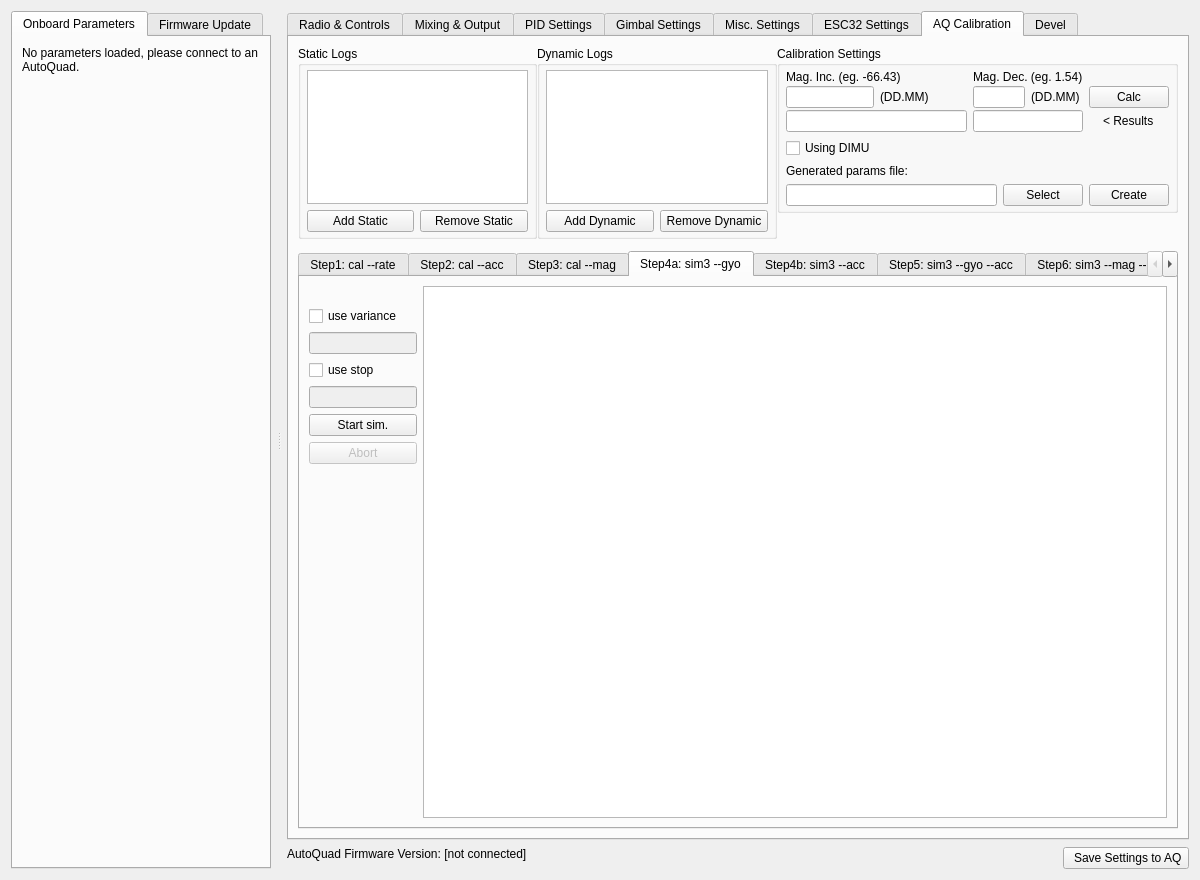
This is src/ui/qgcautoquad.ui in mpaperno/qgroundcontrol_aq as Qt 5 draws it before an edit. The edited form follows.
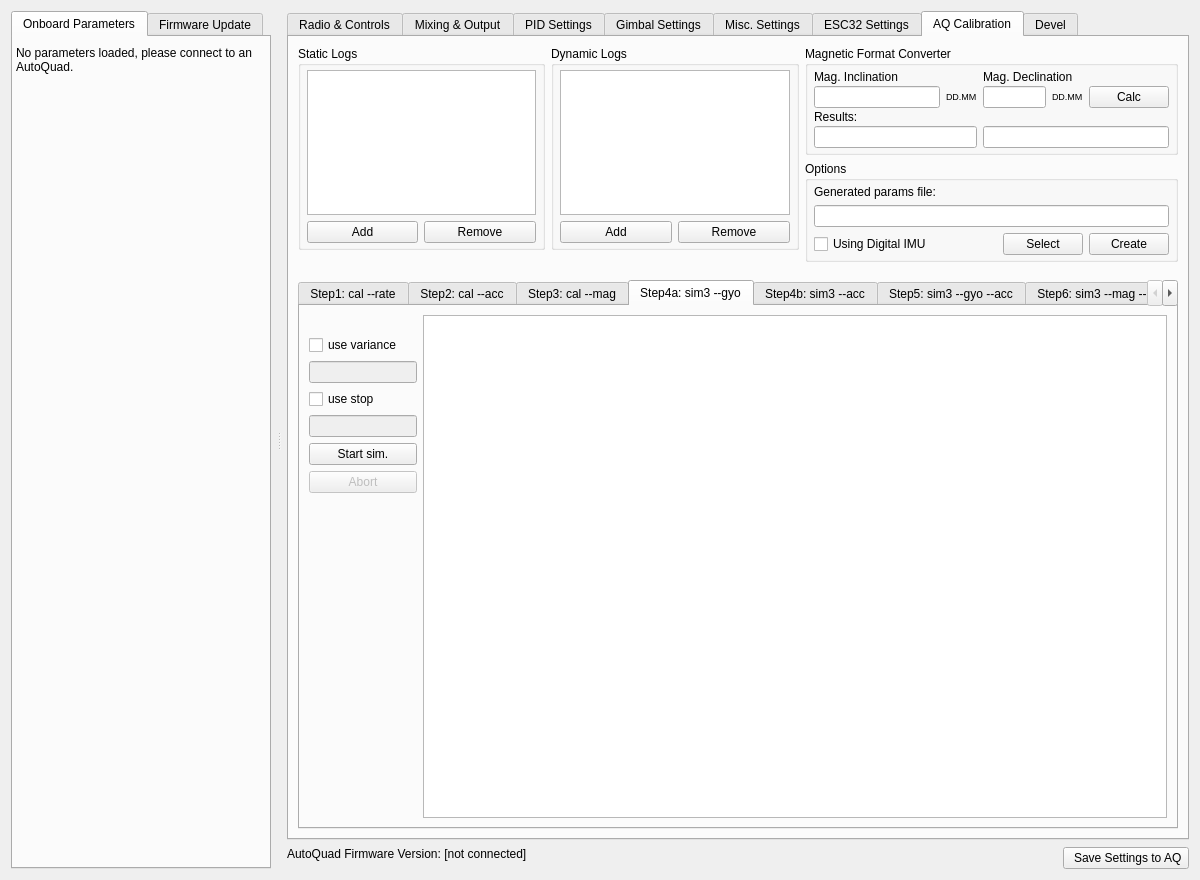
This is the edited form. The open tabs and pages were chosen to show the change. Icons and pictures are not drawn.

Commit message: Fix fw flashing; Save flashing/esc serial port selections; Change fw type detection; Show fw flash command line; Compact esc32 and calibrations layouts.

The edit to the form file:
```diff
--- a/src/ui/qgcautoquad.ui
+++ b/src/ui/qgcautoquad.ui
@@ -61,6 +61,18 @@
         <string>Onboard Parameters</string>
        </attribute>
        <layout class="QVBoxLayout" name="tabLayout_paramHandler">
+        <property name="spacing">
+         <number>0</number>
+        </property>
+        <property name="leftMargin">
+         <number>3</number>
+        </property>
+        <property name="rightMargin">
+         <number>3</number>
+        </property>
+        <property name="bottomMargin">
+         <number>4</number>
+        </property>
         <item alignment="Qt::AlignTop">
          <widget class="QLabel" name="label_params_no_aq">
           <property name="sizePolicy">
@@ -8179,15 +8191,21 @@
           <attribute name="title">
            <string>AQ Calibration</string>
           </attribute>
-          <layout class="QGridLayout" name="gridLayout_10" rowstretch="1,3">
+          <layout class="QGridLayout" name="gridLayout_10" rowstretch="0,0,0,0,0,1">
            <property name="verticalSpacing">
             <number>12</number>
            </property>
-           <item row="1" column="0">
+           <item row="5" column="0">
             <widget class="QTabWidget" name="tabWidget_Parameter">
              <property name="enabled">
               <bool>true</bool>
              </property>
+             <property name="sizePolicy">
+              <sizepolicy hsizetype="Expanding" vsizetype="Preferred">
+               <horstretch>0</horstretch>
+               <verstretch>0</verstretch>
+              </sizepolicy>
+             </property>
              <property name="currentIndex">
               <number>0</number>
              </property>
@@ -8359,6 +8377,12 @@
                    </property>
                    <item>
                     <widget class="QCheckBox" name="checkBox_sim3_4_var_1">
+                     <property name="sizePolicy">
+                      <sizepolicy hsizetype="Maximum" vsizetype="Fixed">
+                       <horstretch>0</horstretch>
+                       <verstretch>0</verstretch>
+                      </sizepolicy>
+                     </property>
                      <property name="text">
                       <string>use variance</string>
                      </property>
@@ -8370,7 +8394,7 @@
                       <bool>false</bool>
                      </property>
                      <property name="sizePolicy">
-                      <sizepolicy hsizetype="Fixed" vsizetype="Fixed">
+                      <sizepolicy hsizetype="Maximum" vsizetype="Fixed">
                        <horstretch>0</horstretch>
                        <verstretch>0</verstretch>
                       </sizepolicy>
@@ -8382,6 +8406,12 @@
                      <property name="enabled">
                       <bool>true</bool>
                      </property>
+                     <property name="sizePolicy">
+                      <sizepolicy hsizetype="Maximum" vsizetype="Fixed">
+                       <horstretch>0</horstretch>
+                       <verstretch>0</verstretch>
+                      </sizepolicy>
+                     </property>
                      <property name="text">
                       <string>use stop</string>
                      </property>
@@ -8393,7 +8423,7 @@
                       <bool>false</bool>
                      </property>
                      <property name="sizePolicy">
-                      <sizepolicy hsizetype="Fixed" vsizetype="Fixed">
+                      <sizepolicy hsizetype="Maximum" vsizetype="Fixed">
                        <horstretch>0</horstretch>
                        <verstretch>0</verstretch>
                       </sizepolicy>
@@ -8409,6 +8439,12 @@
                    </property>
                    <item>
                     <widget class="QPushButton" name="pushButton_start_sim1">
+                     <property name="sizePolicy">
+                      <sizepolicy hsizetype="Preferred" vsizetype="Fixed">
+                       <horstretch>0</horstretch>
+                       <verstretch>0</verstretch>
+                      </sizepolicy>
+                     </property>
                      <property name="text">
                       <string>Start sim.</string>
                      </property>
@@ -8419,6 +8455,12 @@
                      <property name="enabled">
                       <bool>false</bool>
                      </property>
+                     <property name="sizePolicy">
+                      <sizepolicy hsizetype="Preferred" vsizetype="Fixed">
+                       <horstretch>0</horstretch>
+                       <verstretch>0</verstretch>
+                      </sizepolicy>
+                     </property>
                      <property name="text">
                       <string>Abort</string>
                      </property>
@@ -8825,13 +8867,29 @@
              </widget>
             </widget>
            </item>
-           <item row="0" column="0">
-            <layout class="QHBoxLayout" name="horizontalLayout_24">
-             <property name="sizeConstraint">
-              <enum>QLayout::SetFixedSize</enum>
+           <item row="0" column="0" rowspan="3">
+            <widget class="QWidget" name="widget_gen_param_top" native="true">
+             <property name="sizePolicy">
+              <sizepolicy hsizetype="Preferred" vsizetype="Maximum">
+               <horstretch>0</horstretch>
+               <verstretch>0</verstretch>
+              </sizepolicy>
              </property>
-             <item alignment="Qt::AlignTop">
-              <widget class="QGroupBox" name="groupBox_staticFiles">
+             <layout class="QGridLayout" name="gridLayout_18">
+              <property name="leftMargin">
+               <number>0</number>
+              </property>
+              <property name="topMargin">
+               <number>0</number>
+              </property>
+              <property name="rightMargin">
+               <number>0</number>
+              </property>
+              <property name="bottomMargin">
+               <number>0</number>
+              </property>
+              <item row="1" column="2" alignment="Qt::AlignBottom">
+               <widget class="QGroupBox" name="groupBox_gen_param_opts">
                <property name="sizePolicy">
                 <sizepolicy hsizetype="Preferred" vsizetype="Maximum">
                  <horstretch>0</horstretch>
@@ -8839,9 +8897,9 @@
                 </sizepolicy>
                </property>
                <property name="title">
-                <string>Static Logs</string>
-               </property>
-               <layout class="QGridLayout" name="gridLayout_6">
+                 <string>Options</string>
+                </property>
+                <layout class="QGridLayout" name="gridLayout_11">
                 <property name="leftMargin">
                  <number>6</number>
                 </property>
@@ -8854,85 +8912,84 @@
                 <property name="bottomMargin">
                  <number>4</number>
                 </property>
-                <item row="0" column="0" rowspan="2" colspan="2" alignment="Qt::AlignTop">
-                 <widget class="QListWidget" name="listWidgetStatic">
+                 <item row="2" column="0">
+                  <widget class="QCheckBox" name="checkBox_DIMU">
                   <property name="sizePolicy">
-                   <sizepolicy hsizetype="Expanding" vsizetype="Preferred">
+                    <sizepolicy hsizetype="Preferred" vsizetype="Fixed">
                     <horstretch>0</horstretch>
                     <verstretch>0</verstretch>
                    </sizepolicy>
                   </property>
-                 </widget>
-                </item>
-                <item row="2" column="0">
-                 <widget class="QPushButton" name="pushButton_Add_Static">
+                   <property name="toolTip">
+                    <string>&lt;html&gt;&lt;head/&gt;&lt;body&gt;&lt;p&gt;Check this box if calibrating for Digital IMU.&lt;/p&gt;&lt;/body&gt;&lt;/html&gt;</string>
+                   </property>
                   <property name="text">
-                   <string>Add Static</string>
+                    <string>Using Digital IMU</string>
                   </property>
                  </widget>
                 </item>
-                <item row="2" column="1">
-                 <widget class="QPushButton" name="pushButton_Remov_Static">
-                  <property name="text">
-                   <string>Remove Static</string>
+                 <item row="1" column="0" colspan="3">
+                  <widget class="QLineEdit" name="lineEdit_user_param_file">
+                   <property name="sizePolicy">
+                    <sizepolicy hsizetype="Preferred" vsizetype="Fixed">
+                     <horstretch>0</horstretch>
+                     <verstretch>0</verstretch>
+                    </sizepolicy>
                   </property>
                  </widget>
                 </item>
-               </layout>
-              </widget>
-             </item>
-             <item alignment="Qt::AlignTop">
-              <widget class="QGroupBox" name="groupBox_dynamicFiles">
+                 <item row="0" column="0" colspan="3">
+                  <widget class="QLabel" name="label_2">
                <property name="sizePolicy">
-                <sizepolicy hsizetype="Preferred" vsizetype="Maximum">
+                    <sizepolicy hsizetype="Preferred" vsizetype="Fixed">
                  <horstretch>0</horstretch>
                  <verstretch>0</verstretch>
                 </sizepolicy>
                </property>
-               <property name="title">
-                <string>Dynamic Logs</string>
-               </property>
-               <layout class="QGridLayout" name="gridLayout_7">
-                <property name="leftMargin">
-                 <number>6</number>
-                </property>
-                <property name="topMargin">
-                 <number>4</number>
-                </property>
-                <property name="rightMargin">
-                 <number>6</number>
-                </property>
-                <property name="bottomMargin">
-                 <number>4</number>
-                </property>
-                <item row="2" column="1">
-                 <widget class="QPushButton" name="pushButton_Remove_Dynamic">
+                   <property name="text">
+                    <string>Generated params file:</string>
+                   </property>
+                   <property name="buddy">
+                    <cstring>groupBox_gen_param_opts</cstring>
+                   </property>
+                  </widget>
+                 </item>
+                 <item row="2" column="2">
+                  <widget class="QPushButton" name="pushButton_Create_params_file_user">
+                   <property name="sizePolicy">
+                    <sizepolicy hsizetype="Fixed" vsizetype="Fixed">
+                     <horstretch>0</horstretch>
+                     <verstretch>0</verstretch>
+                    </sizepolicy>
+                   </property>
+                   <property name="toolTip">
+                    <string>&lt;html&gt;&lt;head/&gt;&lt;body&gt;&lt;p&gt;Create a new .params file.&lt;/p&gt;&lt;/body&gt;&lt;/html&gt;</string>
+                   </property>
                   <property name="text">
-                   <string>Remove Dynamic</string>
+                    <string>Create</string>
                   </property>
                  </widget>
                 </item>
-                <item row="2" column="0">
-                 <widget class="QPushButton" name="pushButton_Add_Dynamic">
-                  <property name="text">
-                   <string>Add Dynamic</string>
-                  </property>
-                 </widget>
-                </item>
-                <item row="0" column="0" colspan="2">
-                 <widget class="QListWidget" name="listWidgetDynamic">
+                 <item row="2" column="1">
+                  <widget class="QPushButton" name="pushButton_Sel_params_file_user">
                   <property name="sizePolicy">
-                   <sizepolicy hsizetype="Expanding" vsizetype="Preferred">
+                    <sizepolicy hsizetype="Fixed" vsizetype="Fixed">
                     <horstretch>0</horstretch>
                     <verstretch>0</verstretch>
                    </sizepolicy>
                   </property>
+                   <property name="toolTip">
+                    <string>&lt;html&gt;&lt;head/&gt;&lt;body&gt;&lt;p&gt;Select an existing .params file.&lt;/p&gt;&lt;/body&gt;&lt;/html&gt;</string>
+                   </property>
+                   <property name="text">
+                    <string>Select</string>
+                   </property>
                  </widget>
                 </item>
                </layout>
               </widget>
              </item>
-             <item alignment="Qt::AlignTop">
+              <item row="0" column="2" alignment="Qt::AlignTop">
               <widget class="QGroupBox" name="groupBox_calibrationSettings">
                <property name="sizePolicy">
                 <sizepolicy hsizetype="Preferred" vsizetype="Maximum">
@@ -8941,7 +8998,7 @@
                 </sizepolicy>
                </property>
                <property name="title">
-                <string>Calibration Settings</string>
+                 <string>Magnetic Format Converter</string>
                </property>
                <layout class="QVBoxLayout" name="verticalLayout_3">
                 <property name="leftMargin">
@@ -8974,7 +9031,7 @@
                   <item row="1" column="0">
                    <widget class="QLineEdit" name="lineEdit_insert_declination">
                     <property name="sizePolicy">
-                     <sizepolicy hsizetype="Maximum" vsizetype="Fixed">
+                      <sizepolicy hsizetype="Preferred" vsizetype="Fixed">
                       <horstretch>0</horstretch>
                       <verstretch>0</verstretch>
                      </sizepolicy>
@@ -8987,115 +9044,163 @@
                   <item row="1" column="2">
                    <widget class="QLineEdit" name="lineEdit_insert_inclination">
                     <property name="sizePolicy">
-                     <sizepolicy hsizetype="Maximum" vsizetype="Fixed">
+                      <sizepolicy hsizetype="Preferred" vsizetype="Fixed">
                       <horstretch>0</horstretch>
                       <verstretch>0</verstretch>
                      </sizepolicy>
                     </property>
                     <property name="toolTip">
-                     <string>Enter magnetic declination in degrees.minutes format.</string>
-                    </property>
-                   </widget>
-                  </item>
-                  <item row="2" column="0" colspan="2">
-                   <widget class="QLineEdit" name="lineEdit_cal_declination">
-                    <property name="enabled">
-                     <bool>true</bool>
-                    </property>
-                   </widget>
-                  </item>
-                  <item row="2" column="4" alignment="Qt::AlignHCenter">
-                   <widget class="QLabel" name="label_163">
-                    <property name="sizePolicy">
-                     <sizepolicy hsizetype="Fixed" vsizetype="Preferred">
-                      <horstretch>0</horstretch>
-                      <verstretch>0</verstretch>
-                     </sizepolicy>
-                    </property>
-                    <property name="text">
-                     <string>&lt; Results</string>
-                    </property>
-                   </widget>
-                  </item>
-                  <item row="2" column="2" colspan="2">
-                   <widget class="QLineEdit" name="lineEdit_cal_inclination"/>
-                  </item>
-                  <item row="0" column="2" colspan="2">
-                   <widget class="QLabel" name="label_114">
-                    <property name="text">
-                     <string>Mag. Dec. (eg. 1.54)</string>
+                      <string>&lt;html&gt;&lt;head/&gt;&lt;body&gt;&lt;p&gt;Enter magnetic declination in degrees.minutes format. Example: 1.54&lt;/p&gt;&lt;/body&gt;&lt;/html&gt;</string>
                     </property>
                    </widget>
                   </item>
                   <item row="1" column="3">
                    <widget class="QLabel" name="label_162">
+                     <property name="sizePolicy">
+                      <sizepolicy hsizetype="Fixed" vsizetype="Fixed">
+                       <horstretch>0</horstretch>
+                       <verstretch>0</verstretch>
+                      </sizepolicy>
+                     </property>
+                     <property name="styleSheet">
+                      <string notr="true">font-size: 9px;</string>
+                     </property>
                     <property name="text">
-                     <string>(DD.MM)</string>
+                      <string>DD.MM</string>
                     </property>
                    </widget>
                   </item>
                   <item row="0" column="0" colspan="2">
                    <widget class="QLabel" name="label_131">
+                     <property name="sizePolicy">
+                      <sizepolicy hsizetype="Fixed" vsizetype="Fixed">
+                       <horstretch>0</horstretch>
+                       <verstretch>0</verstretch>
+                      </sizepolicy>
+                     </property>
+                     <property name="toolTip">
+                      <string>Magnetic Inclination</string>
+                     </property>
                     <property name="text">
-                     <string>Mag. Inc. (eg. -66.43)</string>
+                      <string>Mag. Inclination</string>
                     </property>
                    </widget>
                   </item>
                   <item row="1" column="1">
                    <widget class="QLabel" name="label_160">
+                     <property name="sizePolicy">
+                      <sizepolicy hsizetype="Fixed" vsizetype="Fixed">
+                       <horstretch>0</horstretch>
+                       <verstretch>0</verstretch>
+                      </sizepolicy>
+                     </property>
+                     <property name="styleSheet">
+                      <string notr="true">font-size: 9px;</string>
+                     </property>
                     <property name="text">
-                     <string>(DD.MM)</string>
+                      <string>DD.MM</string>
                     </property>
                    </widget>
                   </item>
-                 </layout>
-                </item>
-                <item>
-                 <widget class="QCheckBox" name="checkBox_DIMU">
+                   <item row="2" column="0" colspan="5">
+                    <widget class="QLabel" name="label_163">
                   <property name="sizePolicy">
-                   <sizepolicy hsizetype="Minimum" vsizetype="Preferred">
+                      <sizepolicy hsizetype="Fixed" vsizetype="Fixed">
                     <horstretch>0</horstretch>
                     <verstretch>0</verstretch>
                    </sizepolicy>
                   </property>
                   <property name="text">
-                   <string>Using DIMU</string>
+                      <string>Results:</string>
                   </property>
                  </widget>
                 </item>
-                <item>
-                 <layout class="QGridLayout" name="gridLayout_11">
-                  <item row="1" column="0">
-                   <widget class="QLineEdit" name="lineEdit_user_param_file"/>
-                  </item>
-                  <item row="1" column="2">
-                   <widget class="QPushButton" name="pushButton_Create_params_file_user">
+                   <item row="3" column="0" colspan="2">
+                    <widget class="QLineEdit" name="lineEdit_cal_declination">
+                     <property name="enabled">
+                      <bool>true</bool>
+                     </property>
+                     <property name="sizePolicy">
+                      <sizepolicy hsizetype="Preferred" vsizetype="Fixed">
+                       <horstretch>0</horstretch>
+                       <verstretch>0</verstretch>
+                      </sizepolicy>
+                     </property>
+                     <property name="toolTip">
+                      <string>&lt;html&gt;&lt;head/&gt;&lt;body&gt;&lt;p&gt;Magnetic inclination calculation result. Copy this whole line to your generated parameters file.&lt;/p&gt;&lt;/body&gt;&lt;/html&gt;</string>
+                     </property>
+                    </widget>
+                   </item>
+                   <item row="3" column="2" colspan="3">
+                    <widget class="QLineEdit" name="lineEdit_cal_inclination">
                     <property name="sizePolicy">
+                      <sizepolicy hsizetype="Preferred" vsizetype="Fixed">
+                       <horstretch>0</horstretch>
+                       <verstretch>0</verstretch>
+                      </sizepolicy>
+                     </property>
+                     <property name="toolTip">
+                      <string>&lt;html&gt;&lt;head/&gt;&lt;body&gt;&lt;p&gt;Magnetic declination calculation result. Use this value for the Misc. Settings -&amp;gt; Magnetic Declination setting.&lt;/p&gt;&lt;/body&gt;&lt;/html&gt;</string>
+                     </property>
+                    </widget>
+                   </item>
+                   <item row="0" column="2" colspan="3">
+                    <widget class="QLabel" name="label_114">
+                     <property name="sizePolicy">
                      <sizepolicy hsizetype="Fixed" vsizetype="Fixed">
                       <horstretch>0</horstretch>
                       <verstretch>0</verstretch>
                      </sizepolicy>
                     </property>
                     <property name="text">
-                     <string>Create</string>
+                      <string>Mag. Declination</string>
                     </property>
                    </widget>
                   </item>
-                  <item row="1" column="1">
-                   <widget class="QPushButton" name="pushButton_Sel_params_file_user">
+                  </layout>
+                 </item>
+                </layout>
+               </widget>
+              </item>
+              <item row="0" column="1" rowspan="3" alignment="Qt::AlignTop">
+               <widget class="QGroupBox" name="groupBox_dynamicFiles">
                     <property name="sizePolicy">
-                     <sizepolicy hsizetype="Fixed" vsizetype="Fixed">
+                 <sizepolicy hsizetype="Preferred" vsizetype="Preferred">
                       <horstretch>0</horstretch>
                       <verstretch>0</verstretch>
                      </sizepolicy>
                     </property>
+                <property name="title">
+                 <string>Dynamic Logs</string>
+                </property>
+                <layout class="QGridLayout" name="gridLayout_7">
+                 <property name="leftMargin">
+                  <number>6</number>
+                 </property>
+                 <property name="topMargin">
+                  <number>4</number>
+                 </property>
+                 <property name="rightMargin">
+                  <number>6</number>
+                 </property>
+                 <property name="bottomMargin">
+                  <number>4</number>
+                 </property>
+                 <item row="2" column="1">
+                  <widget class="QPushButton" name="pushButton_Remove_Dynamic">
+                   <property name="sizePolicy">
+                    <sizepolicy hsizetype="Preferred" vsizetype="Fixed">
+                     <horstretch>0</horstretch>
+                     <verstretch>0</verstretch>
+                    </sizepolicy>
+                   </property>
                     <property name="text">
-                     <string>Select</string>
+                    <string>Remove</string>
                     </property>
                    </widget>
                   </item>
-                  <item row="0" column="0">
-                   <widget class="QLabel" name="label_2">
+                 <item row="2" column="0">
+                  <widget class="QPushButton" name="pushButton_Add_Dynamic">
                     <property name="sizePolicy">
                      <sizepolicy hsizetype="Preferred" vsizetype="Fixed">
                       <horstretch>0</horstretch>
@@ -9103,16 +9208,106 @@
                      </sizepolicy>
                     </property>
                     <property name="text">
-                     <string>Generated params file:</string>
+                    <string>Add</string>
                     </property>
                    </widget>
                   </item>
-                 </layout>
-                </item>
+                 <item row="0" column="0" colspan="2">
+                  <widget class="QListWidget" name="listWidgetDynamic">
+                   <property name="sizePolicy">
+                    <sizepolicy hsizetype="Preferred" vsizetype="Preferred">
+                     <horstretch>0</horstretch>
+                     <verstretch>0</verstretch>
+                    </sizepolicy>
+                   </property>
+                   <property name="maximumSize">
+                    <size>
+                     <width>16777215</width>
+                     <height>145</height>
+                    </size>
+                   </property>
+                   <property name="toolTip">
+                    <string>Add dynamic log file(s) here.</string>
+                   </property>
+                  </widget>
+                 </item>
+                </layout>
+               </widget>
+              </item>
+              <item row="0" column="0" rowspan="3" alignment="Qt::AlignTop">
+               <widget class="QGroupBox" name="groupBox_staticFiles">
+                <property name="sizePolicy">
+                 <sizepolicy hsizetype="Preferred" vsizetype="Preferred">
+                  <horstretch>0</horstretch>
+                  <verstretch>0</verstretch>
+                 </sizepolicy>
+                </property>
+                <property name="title">
+                 <string>Static Logs</string>
+                </property>
+                <layout class="QGridLayout" name="gridLayout_6">
+                 <property name="leftMargin">
+                  <number>6</number>
+                 </property>
+                 <property name="topMargin">
+                  <number>4</number>
+                 </property>
+                 <property name="rightMargin">
+                  <number>6</number>
+                 </property>
+                 <property name="bottomMargin">
+                  <number>4</number>
+                 </property>
+                 <item row="0" column="0" rowspan="2" colspan="2" alignment="Qt::AlignTop">
+                  <widget class="QListWidget" name="listWidgetStatic">
+                   <property name="sizePolicy">
+                    <sizepolicy hsizetype="Preferred" vsizetype="Preferred">
+                     <horstretch>0</horstretch>
+                     <verstretch>0</verstretch>
+                    </sizepolicy>
+                   </property>
+                   <property name="maximumSize">
+                    <size>
+                     <width>16777215</width>
+                     <height>145</height>
+                    </size>
+                   </property>
+                   <property name="toolTip">
+                    <string>Add sttic log file(s) here.</string>
+                   </property>
+                  </widget>
+                 </item>
+                 <item row="2" column="0">
+                  <widget class="QPushButton" name="pushButton_Add_Static">
+                   <property name="sizePolicy">
+                    <sizepolicy hsizetype="Preferred" vsizetype="Fixed">
+                     <horstretch>0</horstretch>
+                     <verstretch>0</verstretch>
+                    </sizepolicy>
+                   </property>
+                   <property name="text">
+                    <string>Add</string>
+                   </property>
+                  </widget>
+                 </item>
+                 <item row="2" column="1">
+                  <widget class="QPushButton" name="pushButton_Remov_Static">
+                   <property name="sizePolicy">
+                    <sizepolicy hsizetype="Preferred" vsizetype="Fixed">
+                     <horstretch>0</horstretch>
+                     <verstretch>0</verstretch>
+                    </sizepolicy>
+                   </property>
+                   <property name="text">
+                    <string>Remove</string>
+                   </property>
+                  </widget>
+                 </item>
                </layout>
               </widget>
              </item>
             </layout>
+            </widget>
            </item>
           </layout>
          </widget>
```
Left out of the diff: 273 changed lines with no effect on the pictures. Lines whose indentation alone changed are shown as unchanged. The commit also changes 1 other file.
